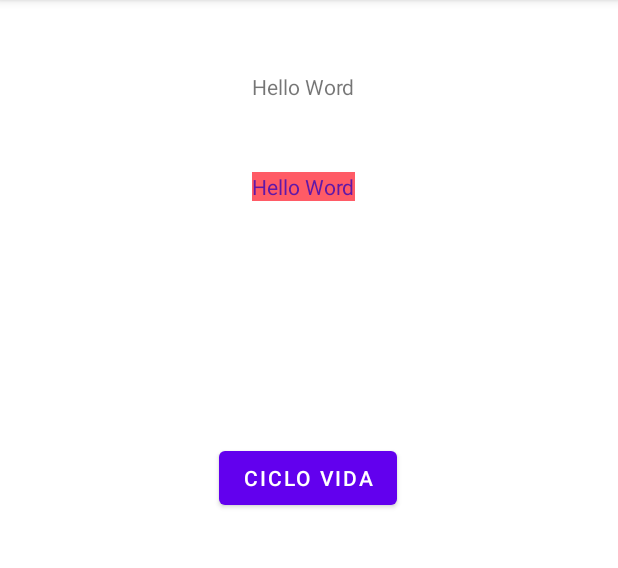
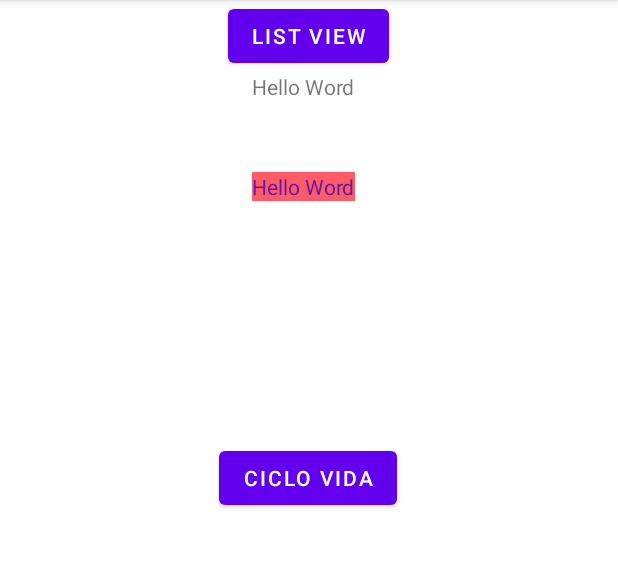
Before and after one commit to 2022B-Software-Computacion/barragan-hidalgo-nicolas-omar-ms, an Android app: the screen it shows after launch (MainActivity), on a phone screen of 412 x 824 dp, the part 84-652 px from its top. Run offline under Robolectric (Android 15) with nearby library versions, the light colour scheme and no system bars.

Commit message:
List View
actividad para ver listas

```diff
--- a/01-android/app/src/main/java/com/example/nbhapplication/MainActivity.kt
+++ b/01-android/app/src/main/java/com/example/nbhapplication/MainActivity.kt
@@ -16,6 +16,12 @@ class MainActivity : AppCompatActivity() {
             .setOnClickListener{
                 irActividad((ACicloVida::class.java))
             }
+
+        val botonListView = findViewById<Button>(R.id.btn_ir_list_view)
+        botonListView
+            .setOnClickListener{
+                irActividad((ACicloVida::class.java))
+            }
     }
     fun irActividad(
         clase: Class<*>
--- a/01-android/app/src/main/res/layout/activity_main.xml
+++ b/01-android/app/src/main/res/layout/activity_main.xml
@@ -43,4 +43,13 @@
         app:layout_constraintStart_toStartOf="parent"
         app:layout_constraintTop_toTopOf="parent" />
 
+    <Button
+        android:id="@+id/btn_ir_list_view"
+        android:layout_width="wrap_content"
+        android:layout_height="wrap_content"
+        android:text="List view"
+        app:layout_constraintEnd_toEndOf="@+id/btn_ciclo_vida"
+        app:layout_constraintStart_toStartOf="@+id/btn_ciclo_vida"
+        tools:layout_editor_absoluteY="373dp" />
+
 </androidx.constraintlayout.widget.ConstraintLayout>
```
Also changed, not shown: 01-android/app/src/main/AndroidManifest.xml (+11 -4 lines), 01-android/app/src/main/java/com/example/nbhapplication/BBaseDatosMemoria.kt (added, +21 -0 lines), 01-android/app/src/main/java/com/example/nbhapplication/BEntrenador.kt (added, +8 -0 lines), 01-android/app/src/main/java/com/example/nbhapplication/BListView.kt (added, +11 -0 lines), 01-android/app/src/main/res/layout/activity_blist_view.xml (added, +31 -0 lines).
